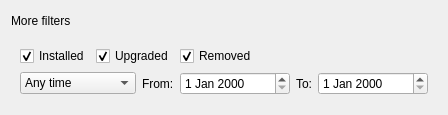
Before: the Qt Designer form filterswidget.ui in gcala/pacmanlogviewer, drawn with Qt 5.
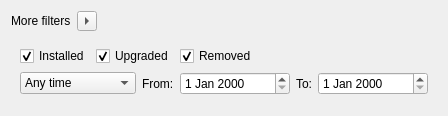
After: the same form once the commit is applied. Icons and pictures are not drawn.

Commit message: Use builtin button

What changed in the file:
```diff
--- a/filterswidget.ui
+++ b/filterswidget.ui
@@ -7,7 +7,7 @@
     <x>0</x>
     <y>0</y>
     <width>448</width>
-    <height>96</height>
+    <height>116</height>
    </rect>
   </property>
   <property name="windowTitle">
@@ -24,7 +24,7 @@
       </widget>
      </item>
      <item>
-      <widget class="QPushButton" name="toggleFiltersButton">
+      <widget class="QToolButton" name="toggleFiltersButton">
        <property name="minimumSize">
         <size>
          <width>20</width>
@@ -40,15 +40,12 @@
        <property name="text">
         <string/>
        </property>
-       <property name="iconSize">
-        <size>
-         <width>4</width>
-         <height>4</height>
-        </size>
-       </property>
-       <property name="flat">
+       <property name="checkable">
         <bool>true</bool>
        </property>
+       <property name="arrowType">
+        <enum>Qt::RightArrow</enum>
+       </property>
       </widget>
      </item>
      <item>
```
Left out of the diff: 9 changed lines with no effect on the pictures. The commit also changes 5 other files.
